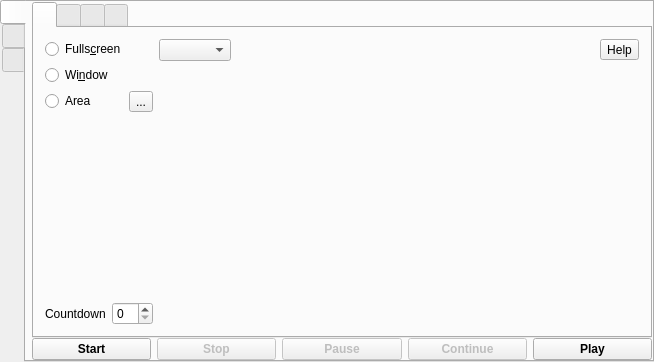
vkohaupt/vokoscreenNG, file mainwindow.ui: the form before one commit.
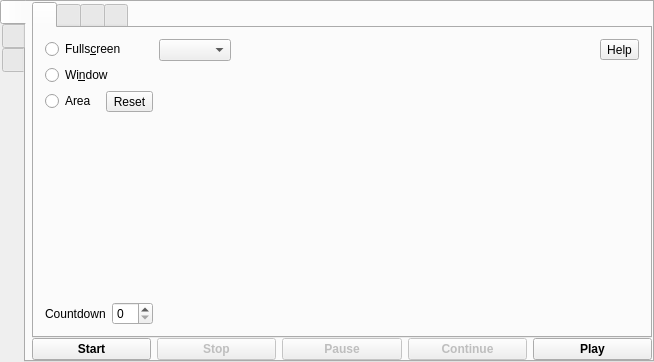
The form after the commit. Icons and pictures are not drawn.

Commit message: webcam window need a move

```diff
--- a/mainwindow.ui
+++ b/mainwindow.ui
@@ -142,7 +142,7 @@
                    <string>Reset</string>
                   </property>
                   <property name="text">
-                   <string>...</string>
+                   <string notr="true">Reset</string>
                   </property>
                  </widget>
                 </item>
```
The commit also changes 1 other file.
